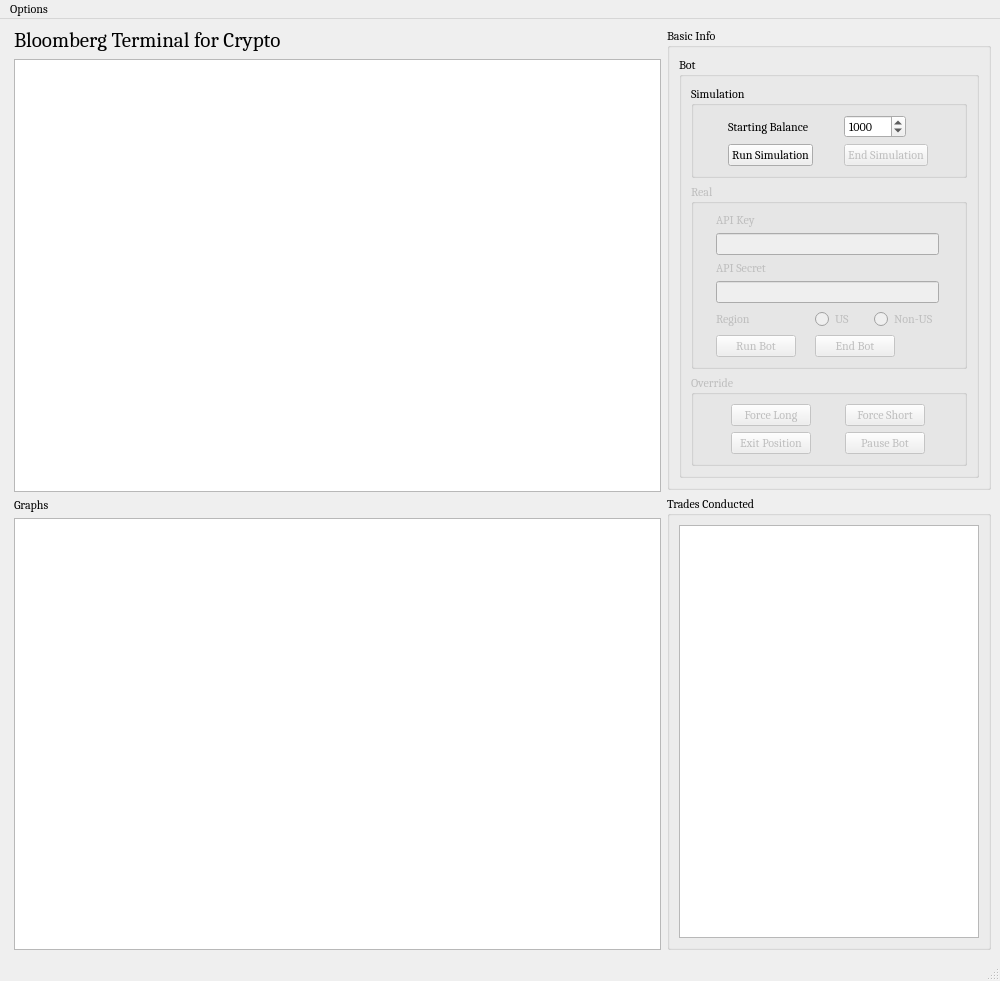
This is nigerianPrince.ui in ZENALC/algobot as Qt 5 draws it before an edit. The edited form follows.
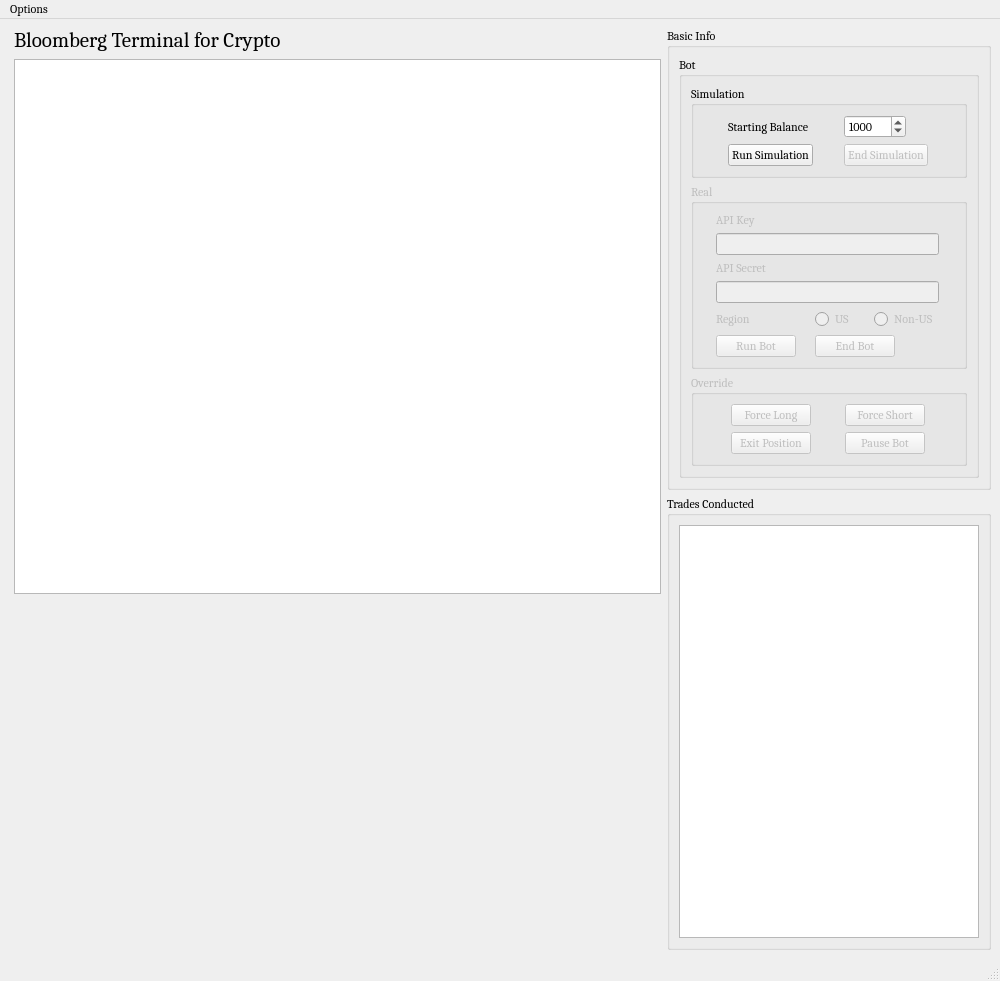
This is the edited form. Custom widgets are drawn as their Qt base class.

Diff of the .ui file:
```diff
--- a/nigerianPrince.ui
+++ b/nigerianPrince.ui
@@ -80,15 +80,15 @@
        </widget>
       </item>
       <item>
-       <widget class="QLabel" name="graphsLabel">
-        <property name="text">
-         <string>Graphs</string>
+       <widget class="PlotWidget" name="graphWidget" native="true">
+        <property name="minimumSize">
+         <size>
+          <width>0</width>
+          <height>350</height>
+         </size>
         </property>
        </widget>
       </item>
-      <item>
-       <widget class="QGraphicsView" name="graphicsView"/>
-      </item>
      </layout>
     </item>
     <item row="0" column="2">
@@ -510,6 +510,14 @@
    </property>
   </action>
  </widget>
+ <customwidgets>
+  <customwidget>
+   <class>PlotWidget</class>
+   <extends>QWidget</extends>
+   <header>pyqtgraph</header>
+   <container>1</container>
+  </customwidget>
+ </customwidgets>
  <resources/>
  <connections/>
 </ui>
```
Left out of the diff: 36 changed lines with no effect on the pictures.
